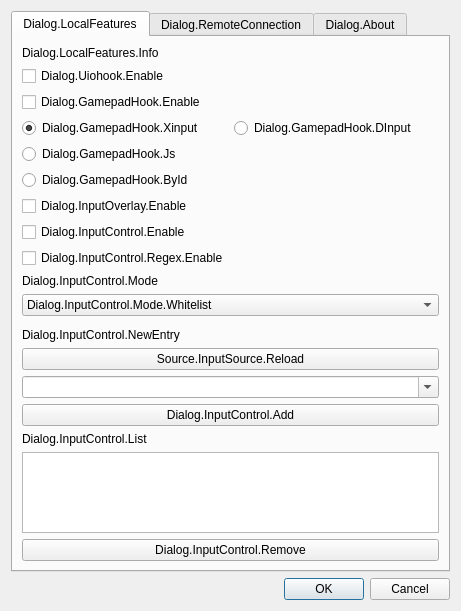
First picture: the form in src/gui/io_settings_dialog.ui, repository univrsal/input-overlay, before the edit.
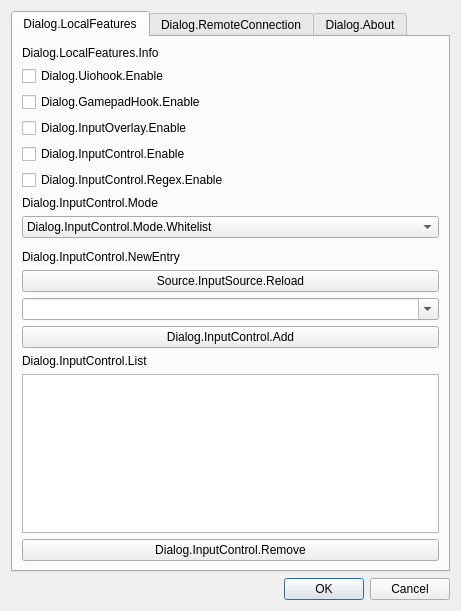
Second picture: the form after the edit. The open tabs and pages were chosen to show the change.

What changed in the file:
```diff
--- a/src/gui/io_settings_dialog.ui
+++ b/src/gui/io_settings_dialog.ui
@@ -81,41 +81,6 @@
          </property>
         </widget>
        </item>
-       <item>
-        <layout class="QHBoxLayout" name="layout_hook_type">
-         <item>
-          <widget class="QRadioButton" name="rb_xinput">
-           <property name="text">
-            <string>Dialog.GamepadHook.Xinput</string>
-           </property>
-           <property name="checked">
-            <bool>true</bool>
-           </property>
-          </widget>
-         </item>
-         <item>
-          <widget class="QRadioButton" name="rb_dinput">
-           <property name="text">
-            <string>Dialog.GamepadHook.DInput</string>
-           </property>
-          </widget>
-         </item>
-        </layout>
-       </item>
-       <item>
-        <widget class="QRadioButton" name="rb_js">
-         <property name="text">
-          <string>Dialog.GamepadHook.Js</string>
-         </property>
-        </widget>
-       </item>
-       <item>
-        <widget class="QRadioButton" name="rb_by_id">
-         <property name="text">
-          <string>Dialog.GamepadHook.ById</string>
-         </property>
-        </widget>
-       </item>
        <item>
         <widget class="QCheckBox" name="cb_enable_overlay">
          <property name="text">
```
Left out of the diff: 3 changed lines with no effect on the pictures.
